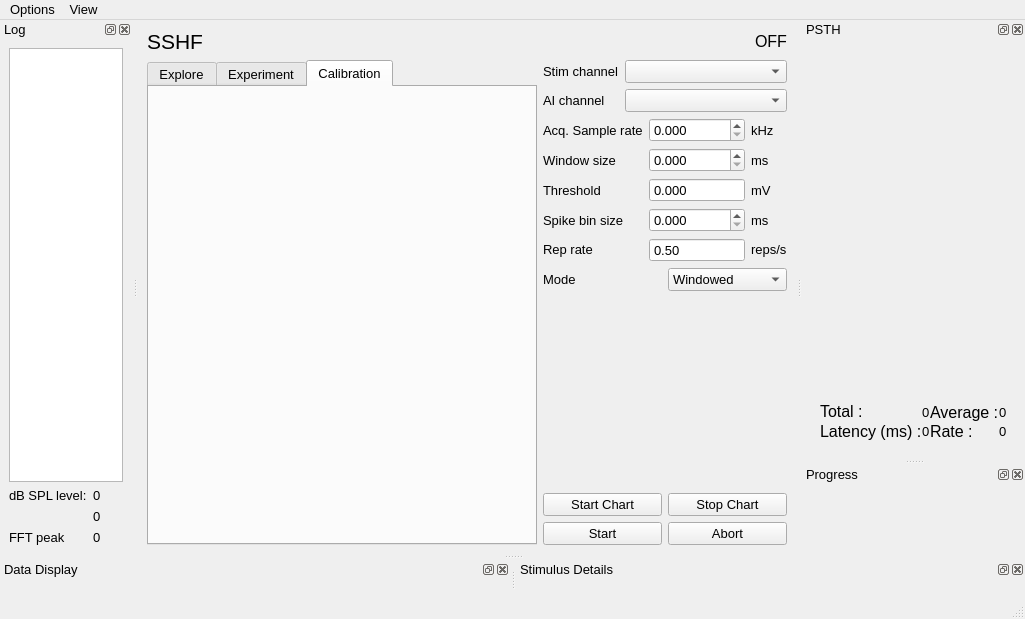
Qt form spikeylab/main/main_control.ui (portfors-lab/sparkle) before a commit.
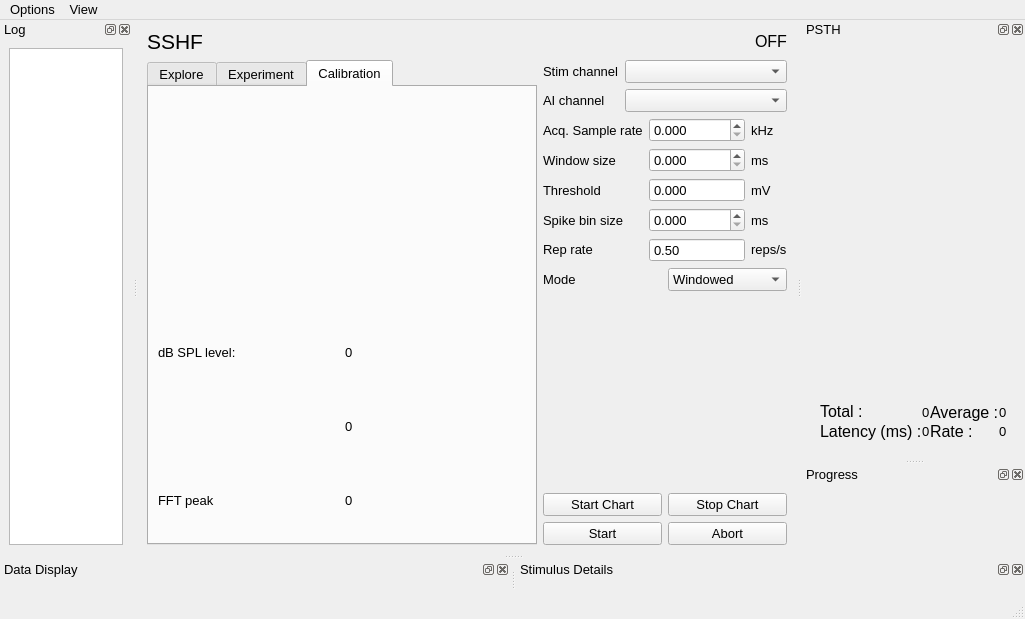
The same form after that commit. The open tabs and pages were chosen to show the change. Custom widgets are drawn as their Qt base class.

```diff
--- a/spikeylab/main/main_control.ui
+++ b/spikeylab/main/main_control.ui
@@ -268,6 +268,45 @@
           <item>
            <widget class="CalibrationWidget" name="calibration_widget" native="true"/>
           </item>
+          <item>
+           <layout class="QGridLayout" name="gridLayout_3">
+            <item row="0" column="1">
+             <widget class="QLabel" name="dblevel_lbl">
+              <property name="text">
+               <string>0</string>
+              </property>
+             </widget>
+            </item>
+            <item row="0" column="0">
+             <widget class="QLabel" name="label_18">
+              <property name="text">
+               <string>dB SPL level:</string>
+              </property>
+             </widget>
+            </item>
+            <item row="1" column="1">
+             <widget class="QLabel" name="dblevel_lbl2">
+              <property name="text">
+               <string>0</string>
+              </property>
+             </widget>
+            </item>
+            <item row="2" column="1">
+             <widget class="QLabel" name="dblevel_lbl3">
+              <property name="text">
+               <string>0</string>
+              </property>
+             </widget>
+            </item>
+            <item row="2" column="0">
+             <widget class="QLabel" name="label_19">
+              <property name="text">
+               <string>FFT peak</string>
+              </property>
+             </widget>
+            </item>
+           </layout>
+          </item>
          </layout>
         </widget>
        </widget>
@@ -751,45 +790,6 @@
        </property>
       </widget>
      </item>
-     <item>
-      <layout class="QGridLayout" name="gridLayout_3">
-       <item row="0" column="1">
-        <widget class="QLabel" name="dblevel_lbl">
-         <property name="text">
-          <string>0</string>
-         </property>
-        </widget>
-       </item>
-       <item row="0" column="0">
-        <widget class="QLabel" name="label_18">
-         <property name="text">
-          <string>dB SPL level:</string>
-         </property>
-        </widget>
-       </item>
-       <item row="1" column="1">
-        <widget class="QLabel" name="dblevel_lbl2">
-         <property name="text">
-          <string>0</string>
-         </property>
-        </widget>
-       </item>
-       <item row="2" column="1">
-        <widget class="QLabel" name="dblevel_lbl3">
-         <property name="text">
-          <string>0</string>
-         </property>
-        </widget>
-       </item>
-       <item row="2" column="0">
-        <widget class="QLabel" name="label_19">
-         <property name="text">
-          <string>FFT peak</string>
-         </property>
-        </widget>
-       </item>
-      </layout>
-     </item>
     </layout>
    </widget>
   </widget>
```
Left out of the diff: 128 changed lines with no effect on the pictures.
